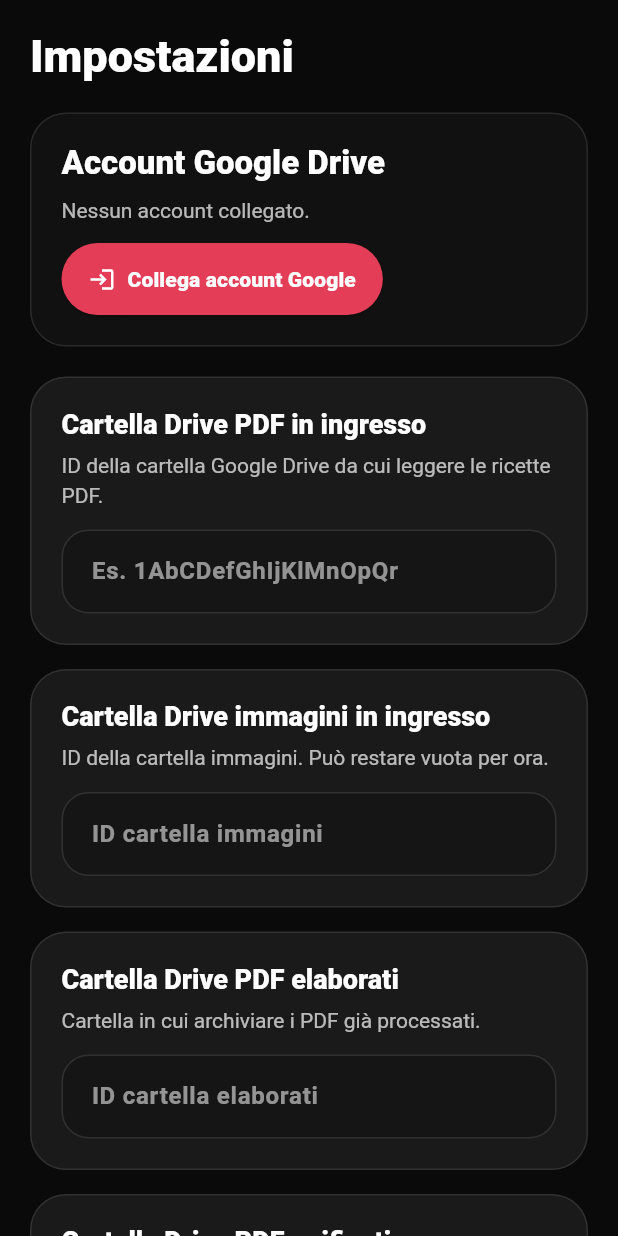
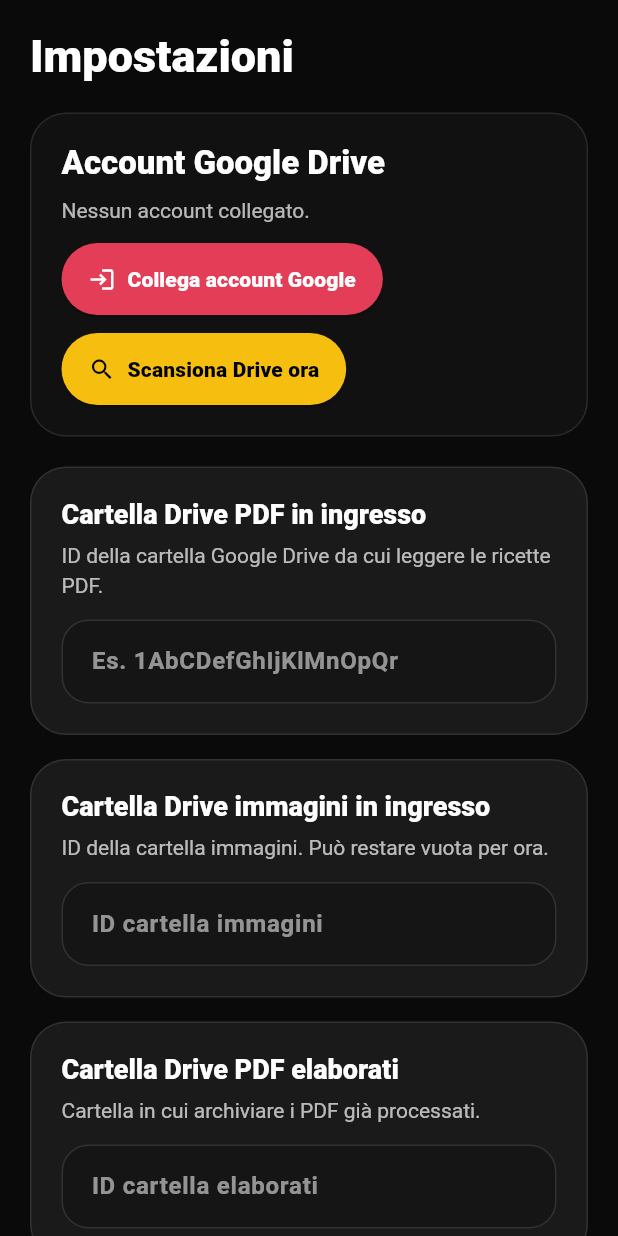
Before and after one commit to pevullo-jpg/PhBOX, a Flutter app: the SettingsPage screen opened directly, after a tap on "Collega account Google", on a phone screen of 412 x 824 dp. Run offline on Flutter 3.47's test engine with Material 3 defaults, Android fonts, the phone set to English and light mode, and no system bars; our stand-ins replace cloud_firestore, file_picker, firebase_core, google_sign_in; accounts and stored records are empty; Roboto replaces fonts that are missing (Arial).

Commit message:
Add files via upload

```diff
--- a/lib/core/constants/app_constants.dart
+++ b/lib/core/constants/app_constants.dart
@@ -5,4 +5,5 @@
   static const String bookings = 'bookings';
   static const String prescriptions = 'prescriptions';
   static const String appSettings = 'app_settings';
+  static const String drivePdfImports = 'drive_pdf_imports';
 }
--- /dev/null
+++ b/lib/core/services/drive_pdf_scanner_service.dart
@@ -0,0 +1,50 @@
+import '../../data/models/drive_pdf_import.dart';
+import '../../data/repositories/drive_pdf_imports_repository.dart';
+import 'google_drive_service.dart';
+
+class DrivePdfScannerResult {
+  final int importedCount;
+  final List<DrivePdfImport> imports;
+
+  const DrivePdfScannerResult({
+    required this.importedCount,
+    required this.imports,
+  });
+}
+
+class DrivePdfScannerService {
+  final GoogleDriveService googleDriveService;
+  final DrivePdfImportsRepository importsRepository;
+
+  const DrivePdfScannerService({
+    required this.googleDriveService,
+    required this.importsRepository,
+  });
+
+  Future<DrivePdfScannerResult> scanFolder(String folderId) async {
+    final List<GoogleDriveFile> files =
+        await googleDriveService.listPdfFiles(folderId);
+
+    final List<DrivePdfImport> imports = <DrivePdfImport>[];
+
+    for (final GoogleDriveFile file in files) {
+      final DrivePdfImport import = DrivePdfImport(
+        id: file.id,
+        driveFileId: file.id,
+        fileName: file.name,
+        mimeType: file.mimeType,
+        status: 'pending',
+        createdAt: DateTime.now(),
+        updatedAt: DateTime.now(),
+      );
+
+      await importsRepository.saveImport(import);
+      imports.add(import);
+    }
+
+    return DrivePdfScannerResult(
+      importedCount: imports.length,
+      imports: imports,
+    );
+  }
+}
--- a/lib/core/services/google_drive_service.dart
+++ b/lib/core/services/google_drive_service.dart
@@ -39,6 +39,7 @@
         'q': query,
         'fields': 'files(id,name,mimeType)',
         'orderBy': 'createdTime desc',
+        'pageSize': '100',
       },
     );
 
--- /dev/null
+++ b/lib/data/models/drive_pdf_import.dart
@@ -0,0 +1,59 @@
+class DrivePdfImport {
+  final String id;
+  final String driveFileId;
+  final String fileName;
+  final String mimeType;
+  final String status;
+  final DateTime createdAt;
+  final DateTime updatedAt;
+
+  const DrivePdfImport({
+    required this.id,
+    required this.driveFileId,
+    required this.fileName,
+    required this.mimeType,
+    required this.status,
+    required this.createdAt,
+    required this.updatedAt,
+  });
+
+  Map<String, dynamic> toMap() {
+    return <String, dynamic>{
+      'id': id,
+      'driveFileId': driveFileId,
+      'fileName': fileName,
+      'mimeType': mimeType,
+      'status': status,
+      'createdAt': createdAt.toIso8601String(),
+      'updatedAt': updatedAt.toIso8601String(),
+    };
+  }
+
+  factory DrivePdfImport.fromMap(Map<String, dynamic> map) {
+    return DrivePdfImport(
+      id: (map['id'] ?? '') as String,
+      driveFileId: (map['driveFileId'] ?? '') as String,
+      fileName: (map['fileName'] ?? '') as String,
+      mimeType: (map['mimeType'] ?? '') as String,
+      status: (map['status'] ?? 'pending') as String,
+      createdAt: _readDate(map['createdAt']) ?? DateTime.now(),
+      updatedAt: _readDate(map['updatedAt']) ?? DateTime.now(),
+    );
+  }
+
+  static DateTime? _readDate(dynamic value) {
+    if (value == null) return null;
+    if (value is DateTime) return value;
+    if (value is String && value.isNotEmpty) return DateTime.tryParse(value);
+    if (value is int) return DateTime.fromMillisecondsSinceEpoch(value);
+    try {
+      final dynamic date = (value as dynamic).toDate();
+      if (date is DateTime) return date;
+    } catch (_) {}
+    try {
+      final dynamic seconds = (value as dynamic).seconds;
+      if (seconds is int) return DateTime.fromMillisecondsSinceEpoch(seconds * 1000);
+    } catch (_) {}
+    return null;
+  }
+}
--- /dev/null
+++ b/lib/data/repositories/drive_pdf_imports_repository.dart
@@ -0,0 +1,26 @@
+import '../../core/constants/app_constants.dart';
+import '../datasources/firestore_datasource.dart';
+import '../models/drive_pdf_import.dart';
+
+class DrivePdfImportsRepository {
+  final FirestoreDatasource datasource;
+
+  const DrivePdfImportsRepository({required this.datasource});
+
+  Future<void> saveImport(DrivePdfImport import) {
+    return datasource.setDocument(
+      collectionPath: AppCollections.drivePdfImports,
+      documentId: import.id,
+      data: import.toMap(),
+    );
+  }
+
+  Future<List<DrivePdfImport>> getAllImports() async {
+    final List<Map<String, dynamic>> maps = await datasource.getCollection(
+      collectionPath: AppCollections.drivePdfImports,
+      orderBy: 'updatedAt',
+      descending: true,
+    );
+    return maps.map(DrivePdfImport.fromMap).toList();
+  }
+}
--- a/lib/features/settings/pages/settings_page.dart
+++ b/lib/features/settings/pages/settings_page.dart
@@ -1,8 +1,12 @@
 import 'package:cloud_firestore/cloud_firestore.dart';
 import 'package:flutter/material.dart';
+import '../../../core/services/drive_pdf_scanner_service.dart';
 import '../../../core/services/google_auth_prep_service.dart';
+import '../../../core/services/google_drive_service.dart';
 import '../../../data/datasources/firestore_firebase_datasource.dart';
 import '../../../data/models/app_settings.dart';
+import '../../../data/models/drive_pdf_import.dart';
+import '../../../data/repositories/drive_pdf_imports_repository.dart';
 import '../../../data/repositories/settings_repository.dart';
 import '../../../shared/widgets/settings_field_card.dart';
 import '../../../theme/app_theme.dart';
@@ -16,6 +20,7 @@
 
 class _SettingsPageState extends State<SettingsPage> {
   late final SettingsRepository repository;
+  late final DrivePdfImportsRepository drivePdfImportsRepository;
   late final GoogleAuthPrepService googleAuthPrepService;
 
   final TextEditingController incomingPdfController = TextEditingController();
@@ -33,20 +38,25 @@
   bool isSaving = false;
   bool isLoading = true;
   bool isGoogleLoading = false;
+  bool isScanningDrive = false;
 
   String message = '';
   bool isErrorMessage = false;
 
   String googleAccountEmail = '';
   String googleAccountName = '';
-  String lastAccessTokenPreview = '';
+  String currentAccessToken = '';
+
+  List<DrivePdfImport> recentImports = <DrivePdfImport>[];
 
   @override
   void initState() {
     super.initState();
-    repository = SettingsRepository(
-      datasource: FirestoreFirebaseDatasource(FirebaseFirestore.instance),
-    );
+    final FirestoreFirebaseDatasource datasource =
+        FirestoreFirebaseDatasource(FirebaseFirestore.instance);
+
+    repository = SettingsRepository(datasource: datasource);
+    drivePdfImportsRepository = DrivePdfImportsRepository(datasource: datasource);
     googleAuthPrepService = GoogleAuthPrepService();
     _load();
   }
@@ -71,6 +81,9 @@
 
     try {
       final AppSettings settings = await repository.getSettings();
+      final List<DrivePdfImport> imports =
+          await drivePdfImportsRepository.getAllImports();
+
       if (!mounted) return;
 
       setState(() {
@@ -84,6 +97,7 @@
         autoScanEnabled = settings.autoScanEnabled;
         autoMergeByPatient = settings.autoMergeByPatient;
         autoDetectDpc = settings.autoDetectDpc;
+        recentImports = imports;
       });
     } catch (e) {
       if (!mounted) return;
@@ -163,10 +177,7 @@
       setState(() {
         googleAccountEmail = result.email;
         googleAccountName = result.displayName ?? '';
-        final String token = result.accessToken ?? '';
-        lastAccessTokenPreview = token.isEmpty
-            ? ''
-            : '${token.substring(0, token.length > 12 ? 12 : token.length)}...';
+        currentAccessToken = result.accessToken ?? '';
         message = 'Account Google collegato correttamente.';
         isErrorMessage = false;
       });
@@ -180,6 +191,53 @@
       if (!mounted) return;
       setState(() {
         isGoogleLoading = false;
+      });
+    }
+  }
+
+  Future<void> _scanDriveNow() async {
+    setState(() {
+      isScanningDrive = true;
+      message = '';
+      isErrorMessage = false;
+    });
+
+    try {
+      final String folderId = incomingPdfController.text.trim();
+
+      if (folderId.isEmpty) {
+        throw Exception('Inserisci prima la cartella Drive PDF in ingresso.');
+      }
+
+      if (currentAccessToken.isEmpty) {
+        throw Exception('Collega prima un account Google.');
+      }
+
+      final DrivePdfScannerService scanner = DrivePdfScannerService(
+        googleDriveService: GoogleDriveService(accessToken: currentAccessToken),
+        importsRepository: drivePdfImportsRepository,
+      );
+
+      final DrivePdfScannerResult result = await scanner.scanFolder(folderId);
+      final List<DrivePdfImport> imports =
+          await drivePdfImportsRepository.getAllImports();
+
+      if (!mounted) return;
+      setState(() {
+        recentImports = imports;
+        message = 'Scansione completata. PDF trovati: ${result.importedCount}.';
+        isErrorMessage = false;
+      });
+    } catch (e) {
+      if (!mounted) return;
+      setState(() {
+        message = 'Errore scansione Drive: $e';
+        isErrorMessage = true;
+      });
+    } finally {
+      if (!mounted) return;
+      setState(() {
+        isScanningDrive = false;
       });
     }
   }
@@ -247,15 +305,11 @@
                           style: const TextStyle(color: Colors.white70),
                         ),
                       ),
-                    if (lastAccessTokenPreview.isNotEmpty)
-                      Padding(
-                        padding: const EdgeInsets.only(top: 6),
-                        child: Text(
-                          'Token preview: $lastAccessTokenPreview',
-                          style: const TextStyle(color: Colors.white54),
-                        ),
-                      ),
                     const SizedBox(height: 14),
+                    Wrap(
+                      spacing: 12,
+                      runSpacing: 12,
+                      children: <Widget>[
                         ElevatedButton.icon(
                           onPressed: isGoogleLoading ? null : _connectGoogle,
                           style: ElevatedButton.styleFrom(
@@ -268,6 +322,21 @@
                             isGoogleLoading ? 'Connessione...' : 'Collega account Google',
                             style: const TextStyle(fontWeight: FontWeight.w800),
                           ),
+                        ),
+                        ElevatedButton.icon(
+                          onPressed: isScanningDrive ? null : _scanDriveNow,
+                          style: ElevatedButton.styleFrom(
+                            backgroundColor: AppColors.yellow,
+                            foregroundColor: Colors.black,
+                            padding: const EdgeInsets.symmetric(horizontal: 18, vertical: 14),
+                          ),
+                          icon: const Icon(Icons.search),
+                          label: Text(
+                            isScanningDrive ? 'Scansione...' : 'Scansiona Drive ora',
+                            style: const TextStyle(fontWeight: FontWeight.w800),
+                          ),
+                        ),
+                      ],
                     ),
                   ],
                 ),
@@ -443,6 +512,65 @@
                     ),
                 ],
               ),
+              const SizedBox(height: 20),
+              Container(
+                width: double.infinity,
+                padding: const EdgeInsets.all(20),
+                decoration: BoxDecoration(
+                  color: AppColors.panel,
+                  borderRadius: BorderRadius.circular(24),
+                  border: Border.all(color: Colors.white10),
+                ),
+                child: Column(
+                  crossAxisAlignment: CrossAxisAlignment.start,
+                  children: <Widget>[
+                    const Text(
+                      'PDF trovati in Drive',
+                      style: TextStyle(
+                        color: Colors.white,
+                        fontSize: 22,
+                        fontWeight: FontWeight.w900,
+                      ),
+                    ),
+                    const SizedBox(height: 14),
+                    if (recentImports.isEmpty)
+                      const Text(
+                        'Nessun PDF importato finora.',
+                        style: TextStyle(color: Colors.white70),
+                      )
+                    else
+                      ...recentImports.take(20).map((DrivePdfImport item) {
+                        return Container(
+                          margin: const EdgeInsets.only(bottom: 10),
+                          padding: const EdgeInsets.all(14),
+                          decoration: BoxDecoration(
+                            color: AppColors.panelSoft,
+                            borderRadius: BorderRadius.circular(16),
+                          ),
+                          child: Row(
+                            children: <Widget>[
+                              const Icon(Icons.picture_as_pdf, color: AppColors.coral),
+                              const SizedBox(width: 12),
+                              Expanded(
+                                child: Text(
+                                  item.fileName,
+                                  style: const TextStyle(
+                                    color: Colors.white,
+                                    fontWeight: FontWeight.w700,
+                                  ),
+                                ),
+                              ),
+                              Text(
+                                item.status,
+                                style: const TextStyle(color: Colors.white70),
+                              ),
+                            ],
+                          ),
+                        );
+                      }),
+                  ],
+                ),
+              ),
             ],
           ),
         ),
```
Also changed, not shown: README_GROUP16.txt (added). Lines whose indentation alone changed are shown as unchanged.
